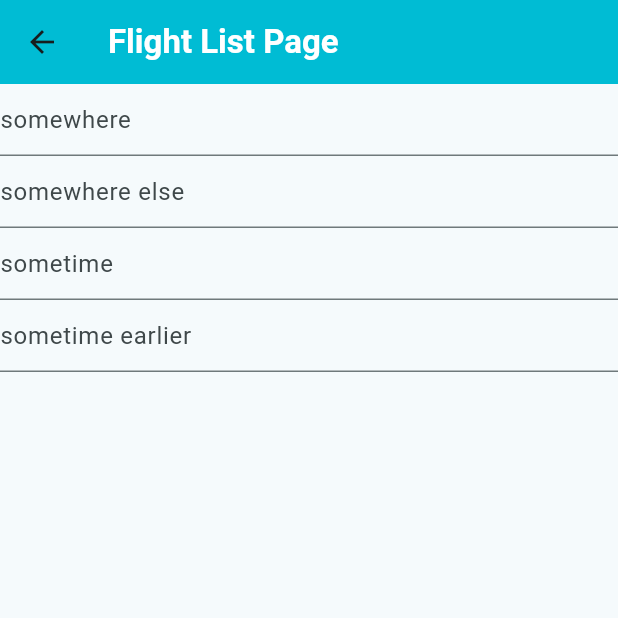
After one commit to Krish14505/final_group_project, a Flutter app: the FlightListPage screen opened by its route, on a phone screen of 412 x 824 dp, the top half of it. The commit adds this screen. Run offline on Flutter 3.47's test engine with Material 3 defaults, Android fonts, the phone set to English and light mode, and no system bars; our stand-ins replace floor, sqflite; missing offline and left inert: encrypted_shared_preferences; accounts and stored records are empty; generated files the repository leaves out were written again.

Commit message:
Added my base Database stuff, DAO, DTO, and Base of my page

```diff
--- /dev/null
+++ b/lib/Flight.dart
@@ -0,0 +1,18 @@
+import 'package:floor/floor.dart';
+
+///This class is dedicated as the flight table.
+@entity
+class Flight{
+
+  @primaryKey
+  final int flight_id;
+  final String destination;
+  final String source;
+  final int departure;
+  final int arrival;
+
+  Flight( this.flight_id, this.destination, this.source, this.arrival, this.departure);
+
+
+
+}
--- /dev/null
+++ b/lib/FlightDatabase.dart
@@ -0,0 +1,12 @@
+import 'package:floor/floor.dart';
+import 'package:group_project/FlightsDAO.dart';
+
+import 'Flight.dart';
+
+@Database(version: 1, entities:[Flight])
+abstract class CustomerDatabase extends FloorDatabase {
+
+  //get the interface ready to database
+  FlightsDAO get getFlightsDAO; // function to establish the connection.
+
+}
--- /dev/null
+++ b/lib/FlightListPage.dart
@@ -0,0 +1,60 @@
+import 'package:flutter/cupertino.dart';
+import 'package:flutter/material.dart';
+
+class FlightListPage extends StatefulWidget{
+
+  String title = "Flight List Page";
+  @override
+  State<StatefulWidget> createState() {
+    return flightListPageState();
+  }
+
+
+}
+
+class flightListPageState extends State<FlightListPage>{
+
+  final TextEditingController destinationController = TextEditingController();
+  final TextEditingController sourceController = TextEditingController();
+  final TextEditingController departureController = TextEditingController();
+  final TextEditingController arrivalController = TextEditingController();
+
+  @override
+  Widget build(BuildContext context) {
+    return Scaffold(
+      appBar: AppBar(
+        backgroundColor: Colors.cyan,
+        title: Text(widget.title,style: TextStyle(color: Colors.white, fontWeight: FontWeight.bold)),
+      ),
+      body: Column(
+        children: [
+          TextField(
+            controller: destinationController,
+            decoration: InputDecoration(
+              hintText: "somewhere",
+            ),
+          ),
+          TextField(
+            controller: sourceController,
+            decoration: InputDecoration(
+              hintText: "somewhere else",
+            ),
+          ),
+          TextField(
+            controller: arrivalController,
+            decoration: InputDecoration(
+              hintText: "sometime",
+            ),
+          ),
+          TextField(
+            controller: departureController,
+            decoration: InputDecoration(
+              hintText: "sometime earlier",
+            ),
+          ),
+        ],
+      ),
+    );
+  }
+
+}
--- /dev/null
+++ b/lib/FlightsDAO.dart
@@ -0,0 +1,22 @@
+import 'package:floor/floor.dart';
+
+import 'Flight.dart';
+
+///This class contains the method to perform the CRUD operation.
+
+
+@dao
+abstract class FlightsDAO {
+  @insert
+  Future<void> addFlight(Flight flight); //method for inserting the flight
+
+  @delete
+  Future<int> deleteFlight(Flight flight); //delete the flight
+
+  @Query("select * from Flight")
+  Future<List<Flight>> getAllFlights(); //fetch all the flights from the database_table
+
+  @update
+  Future<int> updateFlight(Flight flight); // update the flight.
+
+}
--- a/lib/main.dart
+++ b/lib/main.dart
@@ -1,7 +1,7 @@
 import 'package:flutter/cupertino.dart';
 import 'package:flutter/material.dart';
 import 'package:group_project/CustomerListPage.dart';
-
+import 'FlightListPage.dart';
 import 'Customer_Registration.dart';
 
 void main() {
@@ -22,6 +22,7 @@ class MyApp extends StatelessWidget {
         '/homePage' : (context) => MyHomePage(title: 'Airline Management',),
         '/registerPage': (context) => CustomerRegistration(),
         '/listPage' : (context) => CustomerListPage(),
+        '/flightPage' : (context) => FlightListPage(),
         //add other pages that you have made.
 
 
```
Also changed, not shown: pubspec.lock.
